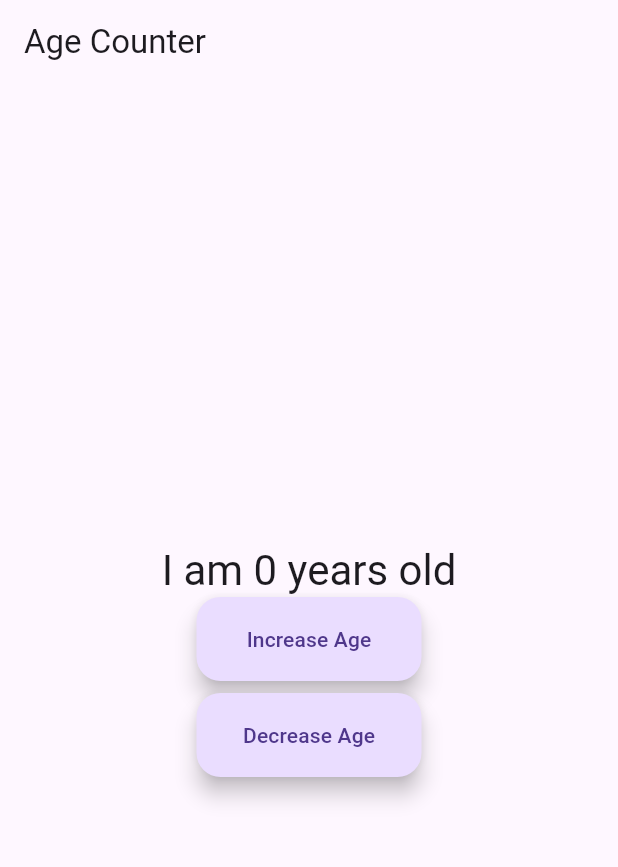
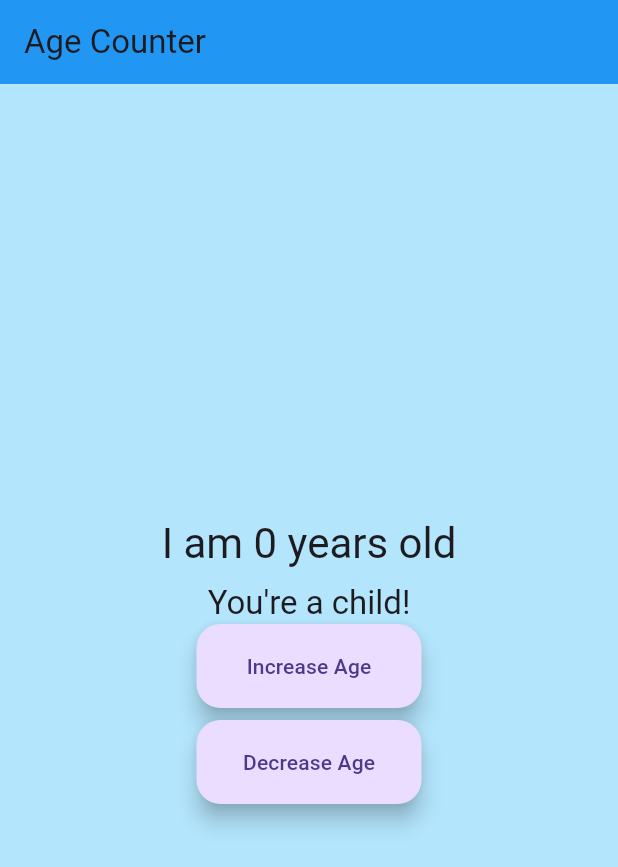
Before and after one commit to Mclovin7291/Counter-App, a Flutter app: the screen it shows after launch, on a phone screen of 412 x 824 dp. Shown: the top 867 px of the screen. Run offline on Flutter 3.47's test engine with Material 3 defaults, Android fonts, the phone set to English and light mode, and no system bars; missing offline and left inert: window_size.

```diff
--- a/lib/main.dart
+++ b/lib/main.dart
@@ -39,7 +39,35 @@ void setupWindow() {
 /// [ChangeNotifier] is a class in `flutter:foundation`. [Counter] does
 /// _not_ depend on Provider.
 class Counter with ChangeNotifier {
-  int age= 0;
+  int age = 0;
+
+  String getMessage() {
+    if (age <= 12) {
+      return "You're a child!";
+    } else if (age <= 19) {
+      return "Teenager time!";
+    } else if (age <= 30) {
+      return "You're a young adult!";
+    } else if (age <= 50) {
+      return "You're an adult now!";
+    } else {
+      return "Golden years!";
+    }
+  }
+
+  Color getBackgroundColor() {
+    if (age <= 12) {
+      return Colors.lightBlue[100]!;
+    } else if (age <= 19) {
+      return Colors.lightGreen[100]!;
+    } else if (age <= 30) {
+      return Colors.yellow[100]!;
+    } else if (age <= 50) {
+      return Colors.orange[100]!;
+    } else {
+      return Colors.grey[100]!;
+    }
+  }
 
   void increment() {
     age += 1;
@@ -78,29 +106,35 @@ class MyHomePage extends StatelessWidget {
     return Scaffold(
       appBar: AppBar(
         title: const Text('Age Counter'),
+        backgroundColor: Colors.blue,
       ),
-      body: Center(
+      body: Consumer<Counter>(
+        builder: (context, counter, child) => Container(
+          color: counter.getBackgroundColor(),
+          child: Center(
             child: Column(
               mainAxisAlignment: MainAxisAlignment.center,
               children: [
                 Column(
                   mainAxisAlignment: MainAxisAlignment.center,
                   children: [
-                Consumer<Counter>(
-                  builder: (context, counter, child) => Text(
+                    Text(
                       'I am ${counter.age} years old',
                       style: Theme.of(context).textTheme.headlineMedium,
-
                     ),
+                    const SizedBox(height: 8),
+                    Text(
+                      counter.getMessage(),
+                      style: Theme.of(context).textTheme.titleLarge,
                     ),
                   ],
                 ),
-            const SizedBox(width: 32),  // Add some space between text and buttons
+                const SizedBox(width: 32),
                 Column(
                   mainAxisAlignment: MainAxisAlignment.center,
                   children: [
                     SizedBox(
-                  width: 150,  // Specify desired width here
+                      width: 150,
                       child: FloatingActionButton(
                         onPressed: () => context.read<Counter>().increment(),
                         tooltip: 'Increment',
@@ -109,7 +143,7 @@ class MyHomePage extends StatelessWidget {
                     ),
                     const SizedBox(height: 8),
                     SizedBox(
-                  width: 150,  // Match the width for consistency
+                      width: 150,
                       child: FloatingActionButton(
                         onPressed: () => context.read<Counter>().decrement(),
                         tooltip: 'Decrement',
@@ -121,6 +155,8 @@ class MyHomePage extends StatelessWidget {
               ],
             ),
           ),
+        ),
+      ),
     );
   }
 }
```
Lines whose indentation alone changed are shown as unchanged.
